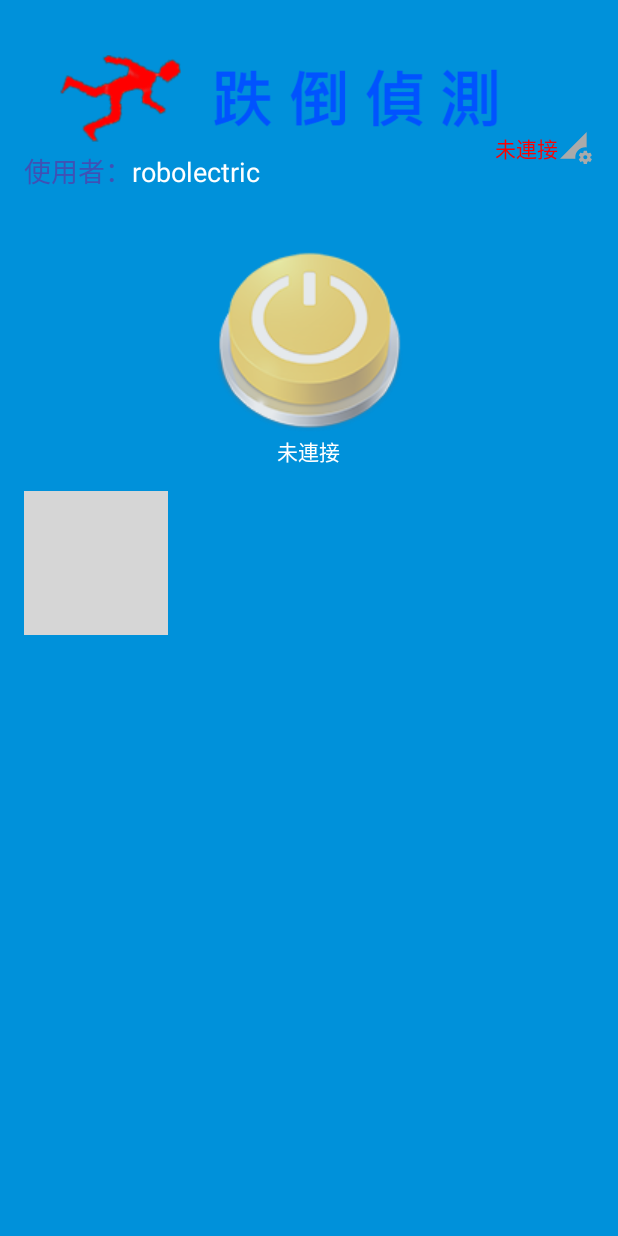
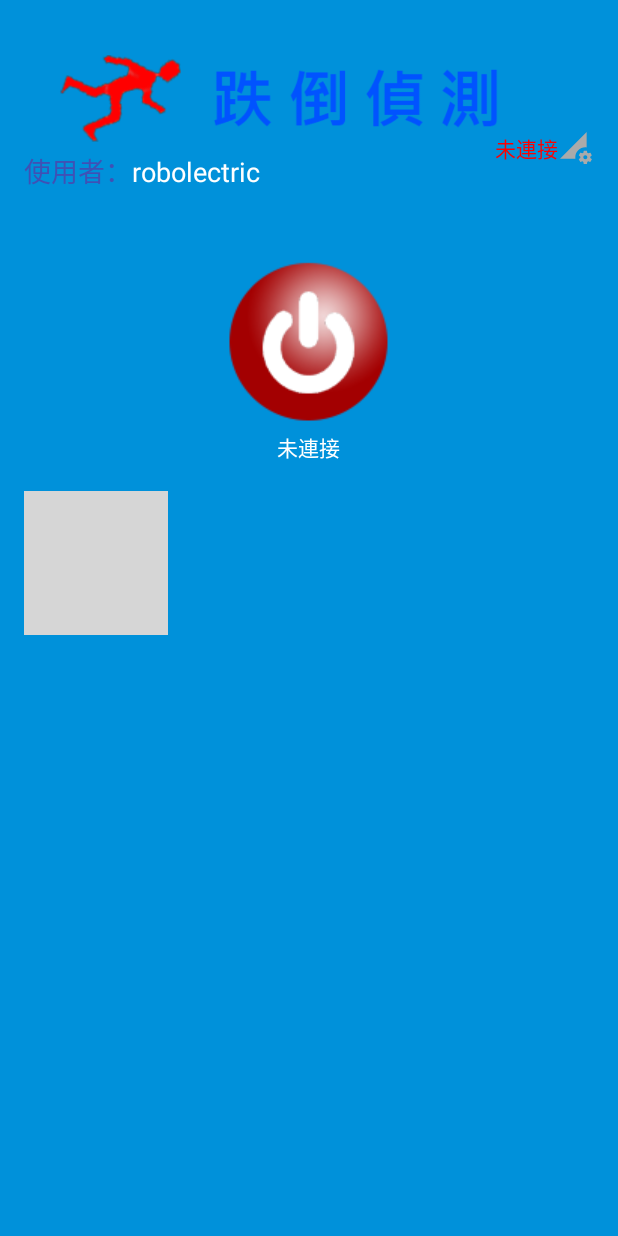
Before and after one commit to JimLyu/FallDetector, an Android app: the screen it shows after launch (MainActivity), on a phone screen of 412 x 824 dp. Run offline under Robolectric (Android 15) with nearby library versions, the phone set to English and light mode, and no system bars; grey boxes are pictures that could not be loaded.

Commit message:
問卷調查用

```diff
--- a/app/src/main/java/jstudio/fallDetector/FallActivity.java
+++ b/app/src/main/java/jstudio/fallDetector/FallActivity.java
@@ -74,7 +74,7 @@ public class FallActivity extends Activity {
 
         fallCountdown = (TextView) findViewById(R.id.fallCountdown);
 
-        vibrator.vibrate(countdown * 1000);
+//        vibrator.vibrate(countdown * 1000);
 
         new Thread(new Runnable() {
             long time = System.currentTimeMillis();
--- a/app/src/main/res/layout/activity_main.xml
+++ b/app/src/main/res/layout/activity_main.xml
@@ -71,18 +71,19 @@
         android:layout_height="200dp"
         android:id="@+id/mainWindow"
         android:layout_below="@+id/userName_caption"
-        android:layout_alignParentEnd="true">
+        android:layout_alignParentStart="true">
 
         <Button
-            android:layout_width="wrap_content"
+            android:layout_width="64dp"
             android:layout_height="wrap_content"
-            android:layout_marginTop="150dp"
+            android:layout_alignParentBottom="true"
+            android:layout_alignParentEnd="true"
             android:text="@string/test"
-            android:textSize="24sp"
+            android:textSize="18sp"
             android:textColor="#FFFFFF"
             android:background="#FF0000"
-            android:layout_centerHorizontal="true"
             android:id="@+id/button"
+            android:layout_below="@+id/btnStart"
             android:visibility="gone"/>
 
         <ImageButton
@@ -92,7 +93,7 @@
             android:layout_height="wrap_content"
             android:layout_centerHorizontal="true"
             android:layout_centerInParent="true"
-            android:src="@drawable/btn_disable"
+            android:src="@drawable/btn_disable2"
             android:background="@android:color/transparent"/>
 
 
```
Also changed, not shown: app/src/main/java/jstudio/fallDetector/MainActivity.java (+38 -13 lines), app/src/main/res/drawable/btn_disable2.png (added), app/src/main/res/drawable/btn_start2.png (added), app/src/main/res/drawable/btn_stop2.png (added), 3 other files.
